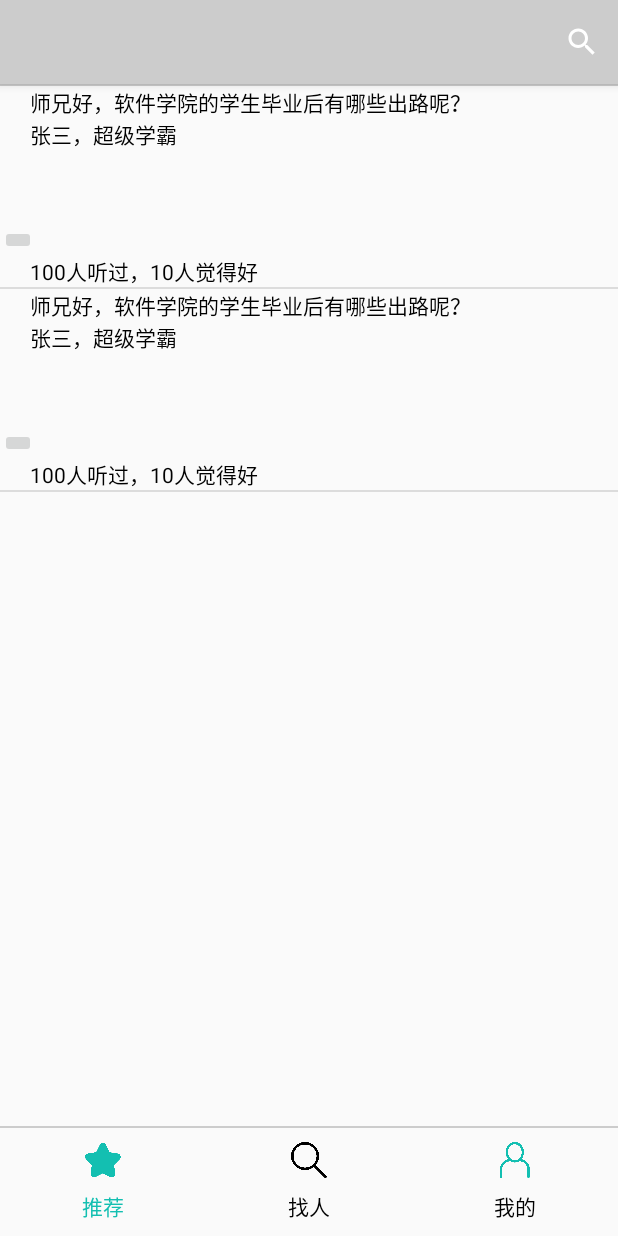
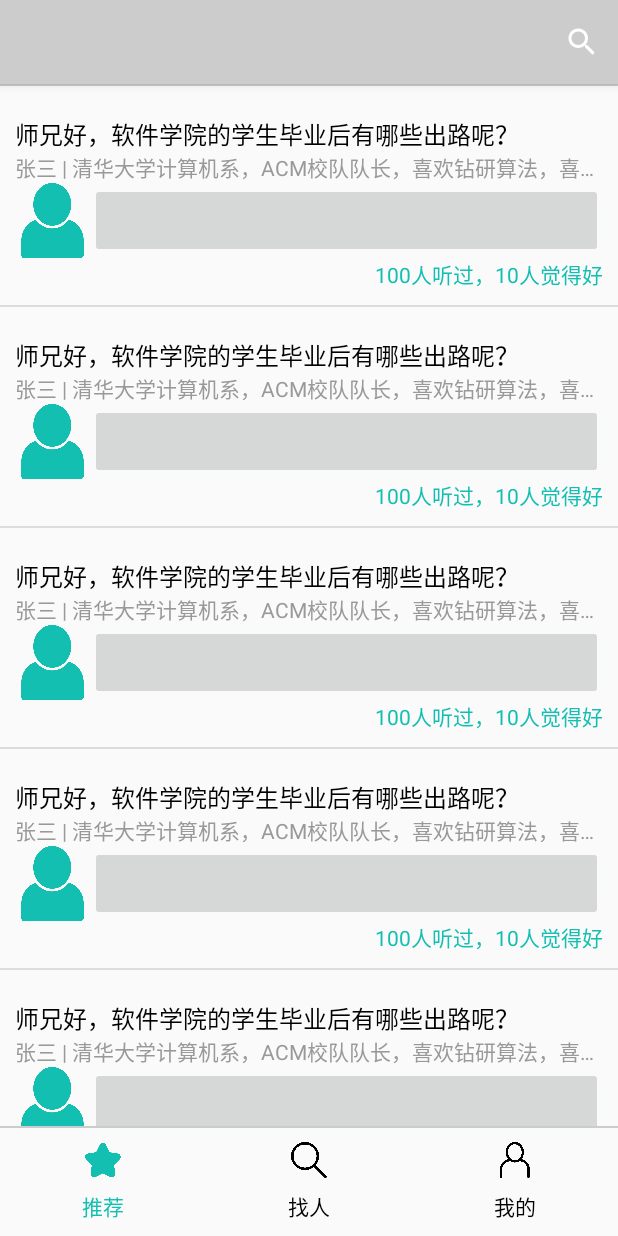
Before and after one commit to wimming/uknow-android, an Android app: the screen it shows after launch (MainActivity), on a phone screen of 412 x 824 dp. Run offline under Robolectric (Android 15) with nearby library versions, the phone set to English and light mode, and no system bars.

Commit message:
初步实现RecommodationFragment界面

```diff
--- a/app/src/main/java/com/xuewen/xuewen/RecommendationFragment.java
+++ b/app/src/main/java/com/xuewen/xuewen/RecommendationFragment.java
@@ -28,17 +28,16 @@ public class RecommendationFragment extends Fragment {
 
         ListView questionListView = (ListView)rootView.findViewById(R.id.question_list_view);
         List<Question> questionList = new ArrayList<>();
+
         Question q;
-        q = new Question("师兄好，软件学院的学生毕业后有哪些出路呢？");
-        q.ans_description = "张三，超级学霸";
-        q.heard = 100;
-        q.liked = 10;
-        questionList.add(q);
-        q = new Question("师兄好，软件学院的学生毕业后有哪些出路呢？");
-        q.ans_description = "张三，超级学霸";
-        q.heard = 100;
-        q.liked = 10;
-        questionList.add(q);
+        for (int i = 0; i < 10; ++i) {
+            q = new Question("师兄好，软件学院的学生毕业后有哪些出路呢？");
+            q.ans_description = "张三 | 清华大学计算机系，ACM校队队长，喜欢钻研算法，喜欢钻研算法";
+            q.heard = 100;
+            q.liked = 10;
+            questionList.add(q);
+        }
+
         QuestionListAdapter questionListAdapter = new QuestionListAdapter(questionList, getActivity());
 
         questionListView.setAdapter(questionListAdapter);
--- a/app/src/main/res/layout/question_list_view_item.xml
+++ b/app/src/main/res/layout/question_list_view_item.xml
@@ -1,40 +1,55 @@
 <?xml version="1.0" encoding="utf-8"?>
 <LinearLayout xmlns:android="http://schemas.android.com/apk/res/android"
     android:orientation="vertical" android:layout_width="match_parent"
-    android:layout_height="match_parent"
+    android:layout_height="wrap_content"
+    android:paddingTop="20dp"
+    android:paddingBottom="10dp"
+    android:paddingLeft="10dp"
+    android:paddingRight="10dp"
     android:descendantFocusability="blocksDescendants">
 
     <TextView
+        android:text="哈哈哈哈哈哈哈哈哈哈哈哈哈哈哈哈哈哈哈哈哈哈哈哈哈哈哈哈哈哈哈哈哈哈哈哈哈哈"
         android:layout_width="wrap_content"
         android:layout_height="wrap_content"
         android:id="@+id/que_description"
         android:textColor="#000000"
-        android:paddingLeft="20dp"
+        android:textSize="16sp"
         android:layout_gravity="center_vertical" />
 
     <TextView
+        android:text="哈哈哈哈哈哈哈哈哈哈哈哈哈哈哈哈哈哈哈哈哈哈哈哈哈哈哈哈哈哈哈哈哈哈哈哈哈哈"
+        android:ellipsize="end"
+        android:lines="1"
         android:layout_width="wrap_content"
         android:layout_height="wrap_content"
         android:id="@+id/ans_description"
-        android:textColor="#000000"
-        android:paddingLeft="20dp"
+        android:textColor="#999999"
         android:layout_gravity="center_vertical" />
 
+    <LinearLayout
+        android:orientation="horizontal"
+        android:layout_width="match_parent"
+        android:layout_height="wrap_content">
         <ImageView
+            android:src="@drawable/user_full"
             android:id="@+id/ans_headimgurl"
             android:layout_width="50dp"
             android:layout_height="50dp" />
 
         <ImageButton
             android:id="@+id/listen"
-        android:layout_width="wrap_content"
-        android:layout_height="wrap_content" />
+            android:layout_width="match_parent"
+            android:layout_height="match_parent" />
+    </LinearLayout>
 
     <TextView
-        android:layout_width="wrap_content"
+        android:text="哈哈哈哈哈哈哈哈哈哈哈哈"
+        android:gravity="end"
+        android:layout_width="match_parent"
         android:layout_height="wrap_content"
         android:id="@+id/review"
-        android:textColor="#000000"
+        android:textColor="@color/main_color"
         android:paddingLeft="20dp"
         android:layout_gravity="center_vertical" />
 
--- a/app/src/main/res/values/colors.xml
+++ b/app/src/main/res/values/colors.xml
@@ -5,4 +5,5 @@
     <color name="colorAccent">#FF4081</color>
     <color name="tab_unselected_text_color">#000000</color>
     <color name="tab_selected_text_color">#13BFB1</color>
+    <color name="main_color">#13BFB1</color>
 </resources>
```
Also changed, not shown: app/src/main/res/drawable/listen.png (added), app/src/main/res/drawable/search_full.png, app/src/main/res/drawable/user_black.png, app/src/main/res/drawable/user_full.png. Lines whose indentation alone changed are shown as unchanged.
